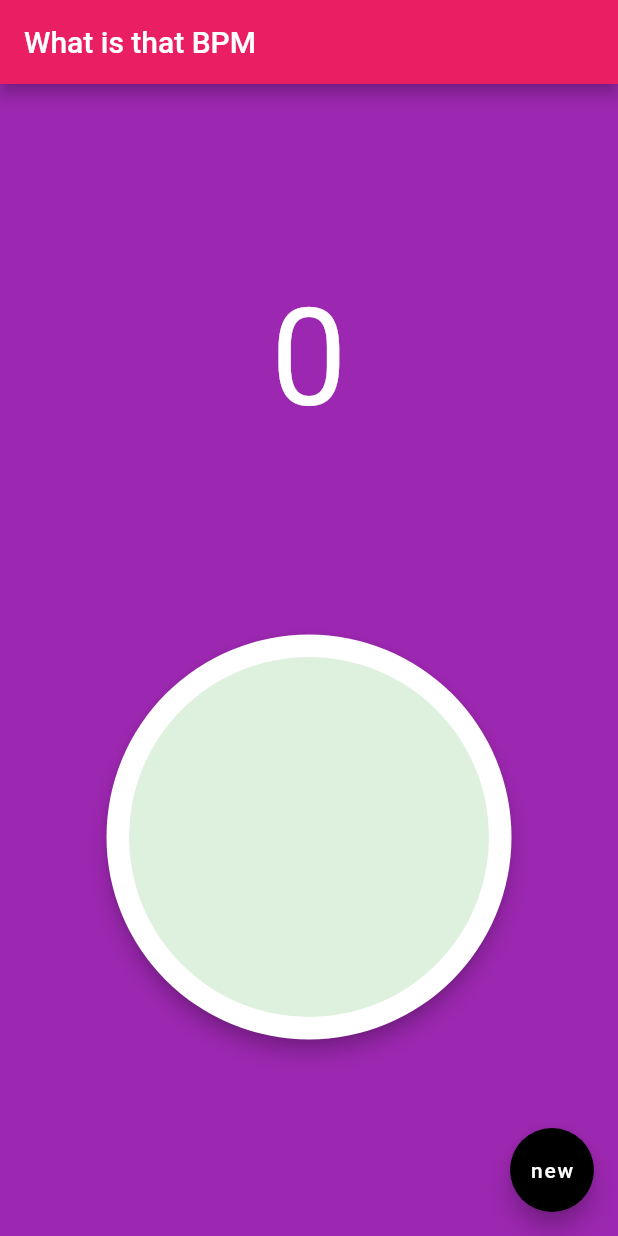
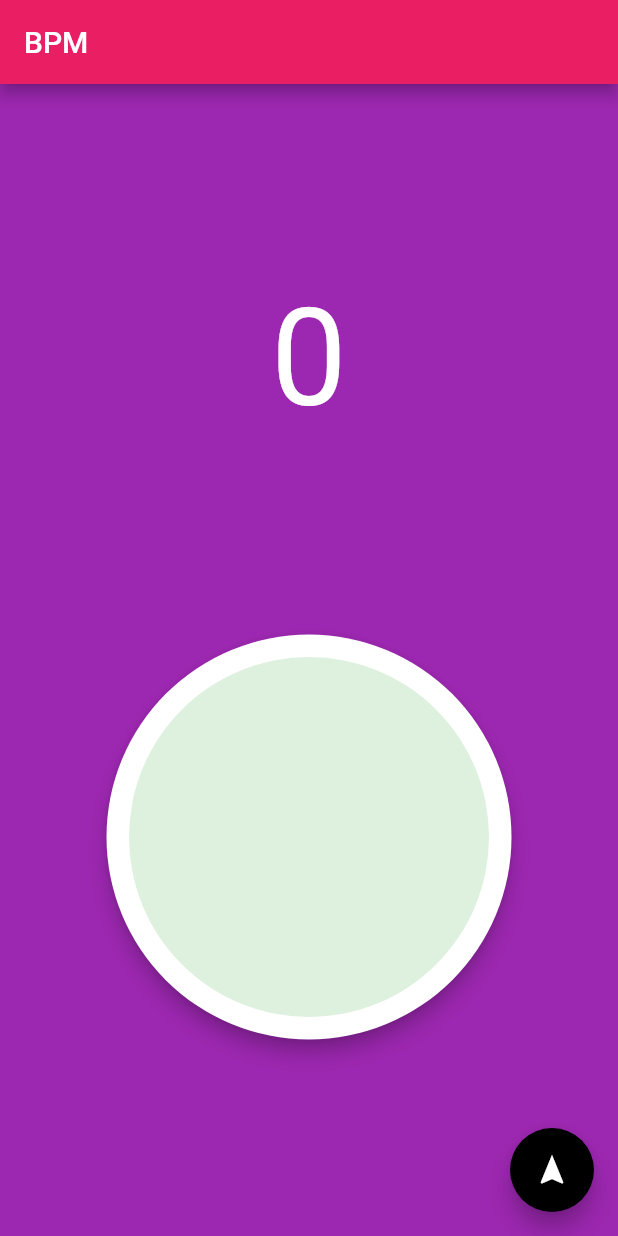
Before and after one commit to julio/bpm, a Flutter app: the screen it shows after launch, on a phone screen of 412 x 824 dp. Run offline on Flutter 3.47's test engine with Material 2 defaults, Android fonts, the phone set to English and light mode, and no system bars.

Commit message:
clean up

```diff
--- a/lib/main.dart
+++ b/lib/main.dart
@@ -12,7 +12,7 @@ class BPM extends StatelessWidget {
     ]);
     return MaterialApp(
       title: 'What is that BPM',
-      home: BPMCounter(title: 'What is that BPM'),
+      home: BPMCounter(title: 'BPM'),
     );
   }
 }
@@ -30,25 +30,44 @@ class _BPMCounter extends State<BPMCounter> {
   int _bpm = 0;
   int _bpm_old_max = 0;
   int _bpm_max = 0;
+
+  int _msecsFirst = 0;
+  int _msecsPrevious = 0;
+  int _count = 0;
+
   Stopwatch s = new Stopwatch();
 
   void _increment() {
     setState(() {
+      _tap_for_bpm();
+    });
+  }
+
+  void _tap_for_bpm() {
+  if (!s.isRunning) {
+    _count = 0;
+    s.start();
+   } else {
+
+   }
+  }
+
+  void _tap_for_bpm_old() {
     if (!s.isRunning) {
         s.start();
+    } else {
+      _bpm = _n_taps ~/ (s.elapsedMicroseconds / 60000000);
     }
-      //else {
-        _bpm = _n_taps ~/ (s.elapsedMicroseconds / 60000000);
-      //}
     if (_bpm_max < _bpm) {
       _bpm_max = _bpm;
     }
     _n_taps++;
-    });
   }
 
   void _reset() {
     setState(() {
+      _count = 0;
+
       _m_taps = _n_taps;
       _n_taps = 0;
       _bpm_old_max = _bpm_max;
@@ -63,7 +82,7 @@ class _BPMCounter extends State<BPMCounter> {
     return Scaffold(
       backgroundColor: Colors.purple,
       appBar: AppBar(
-        title: const Text('What is that BPM'),
+        title: const Text('BPM'),
         backgroundColor: Colors.pink,
       ),
       body: Column(
@@ -73,14 +92,6 @@ class _BPMCounter extends State<BPMCounter> {
           Row(
             mainAxisAlignment: MainAxisAlignment.spaceAround,
             children: <Widget>[
-//              Container(
-//                width: 40,
-//                child: Text(
-//                  '$_n_taps',
-//                  style: TextStyle(color: Colors.white),
-//                  textAlign: TextAlign.right,
-//                ),
-//              ),
               Container(
                 width: 200,
                 child: Row(
@@ -94,54 +105,11 @@ class _BPMCounter extends State<BPMCounter> {
                         textAlign: TextAlign.center,
                       ),
                     ),
-//                    Container(
-//                      width: 100,
-//                      child: Text(
-//                        ' BPM',
-//                        style: TextStyle(color: Colors.white, fontSize: 50),
-//                        textAlign: TextAlign.left,
-//                      ),
-//                    ),
                   ],
                 ),
               ),
- //             Container(
- //               width: 40,
- //               child: Text(
- //                 '$_m_taps',
- //                 style: TextStyle(color: Colors.white),
- //                 textAlign: TextAlign.right,
- //               ),
- //             ),
             ],
           ),
- //         Row(
- //           mainAxisAlignment: MainAxisAlignment.spaceAround,
- //           children: <Widget>[
- //            Container(
- //               width: 40,
- //               child: Text(
- //                 '$_bpm_max',
- //                 style: TextStyle(color: Colors.white),
- //                 textAlign: TextAlign.right,
- //               ),
- //             ),
- //             SizedBox(
- //               width: 200,
- //             ),
- //             Container(
- //               width: 40,
- //               child: Text(
- //                 '$_bpm_old_max',
- //                 style: TextStyle(color: Colors.white),
- //                 textAlign: TextAlign.right,
- //               ),
- //             ),
- //           ],
- //         ),
-//          const SizedBox(
-//            width: double.infinity,
-//          ),
           RawMaterialButton(
             onPressed: _increment,
             splashColor: Colors.purple,
@@ -157,7 +125,7 @@ class _BPMCounter extends State<BPMCounter> {
       ),
       floatingActionButton: FloatingActionButton(
         onPressed: _reset,
-        child: Text('new'),
+        child: const Icon(Icons.navigation),
         backgroundColor: Colors.black,
       ),
     );
```
Also changed, not shown: 1 other file. Lines whose indentation alone changed are shown as unchanged.
